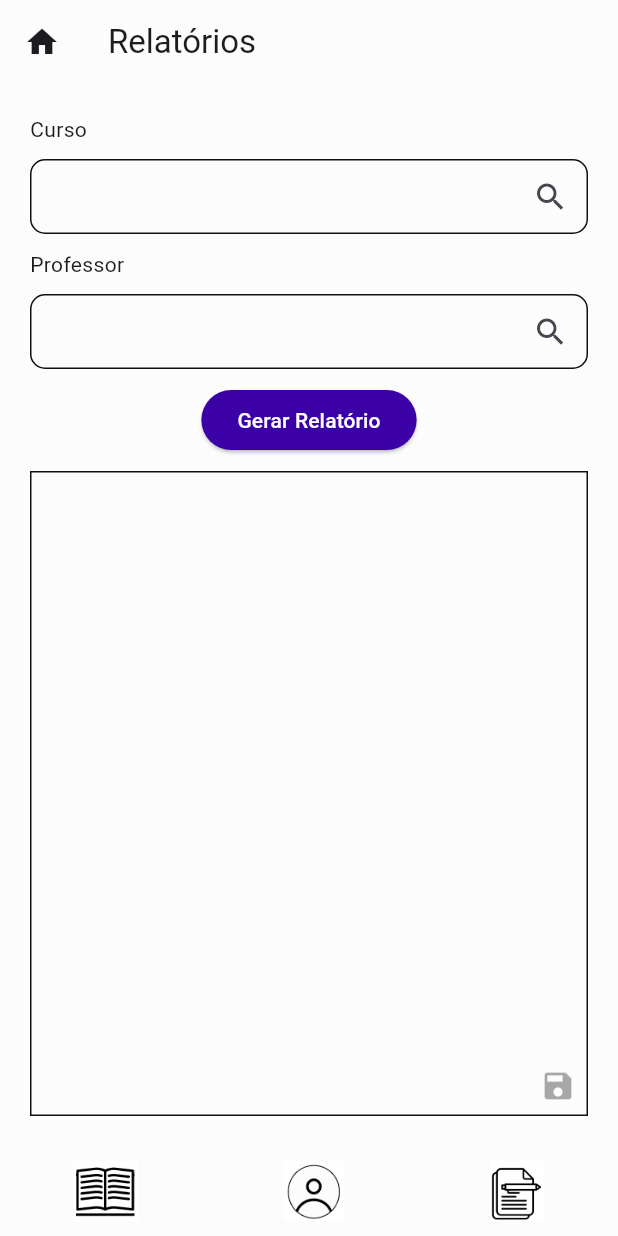
After one commit to robertinws/08_Modulo_D1_PR, a Flutter app: the RelatoriosPage screen opened by its route, on a phone screen of 412 x 824 dp. The commit adds this screen. Run offline on Flutter 3.47's test engine with Material 3 defaults, Android fonts, the phone set to English and light mode, and no system bars.

Commit message:
Tela relatórios design feito

```diff
--- a/lib/app_controller.dart
+++ b/lib/app_controller.dart
@@ -3,6 +3,7 @@ import 'package:modulo_d1_pr/pages/cadastro_curso_page.dart';
 import 'package:modulo_d1_pr/pages/cadastro_professor_page.dart';
 import 'package:modulo_d1_pr/pages/home_page.dart';
 import 'package:modulo_d1_pr/pages/professores_page.dart';
+import 'package:modulo_d1_pr/pages/relatorios_page.dart';
 
 class AppController extends StatelessWidget {
   const AppController({super.key});
@@ -17,6 +18,7 @@ class AppController extends StatelessWidget {
         '/cadastroCurso': (context) => CadastroCursoPage(),
         '/professores': (context) => ProfessoresPage(),
         '/cadastroProfessor': (context) => CadastroProfessorPage(),
+        '/relatorios': (context) => RelatoriosPage(),
       },
     );
   }
--- a/lib/pages/home_page.dart
+++ b/lib/pages/home_page.dart
@@ -350,7 +350,11 @@ class _HomePageState extends State<HomePage> {
                 ),
               ),
               InkWell(
-                onTap: () {},
+                onTap: () {
+                  Navigator.of(
+                    context,
+                  ).pushReplacementNamed('/relatorios');
+                },
                 child: Image.asset(
                   height: 40,
                   'assets/images/relatorios.png',
--- a/lib/pages/professores_page.dart
+++ b/lib/pages/professores_page.dart
@@ -155,7 +155,11 @@ class _ProfessoresPageState extends State<ProfessoresPage> {
                 fit: BoxFit.cover,
               ),
               InkWell(
-                onTap: () {},
+                onTap: () {
+                  Navigator.of(
+                    context,
+                  ).pushReplacementNamed('/relatorios');
+                },
                 child: Image.asset(
                   height: 40,
                   'assets/images/relatorios.png',
--- /dev/null
+++ b/lib/pages/relatorios_page.dart
@@ -0,0 +1,149 @@
+import 'package:flutter/material.dart';
+import 'package:modulo_d1_pr/global/colors.dart';
+
+class RelatoriosPage extends StatefulWidget {
+  const RelatoriosPage({super.key});
+
+  @override
+  State<RelatoriosPage> createState() => _RelatoriosPageState();
+}
+
+class _RelatoriosPageState extends State<RelatoriosPage> {
+  @override
+  Widget build(BuildContext context) {
+    return Scaffold(
+      backgroundColor: corClara,
+      appBar: AppBar(
+        backgroundColor: Colors.transparent,
+        elevation: 0,
+        scrolledUnderElevation: 0,
+        leading: IconButton(
+          onPressed: () {
+            Navigator.of(context).pushReplacementNamed('/');
+          },
+          icon: Icon(Icons.home),
+        ),
+        title: Text('Relatórios'),
+      ),
+      body: SafeArea(
+        child: Padding(
+          padding: EdgeInsetsGeometry.all(20),
+          child: Column(
+            spacing: 10,
+            children: [
+              Column(
+                crossAxisAlignment: CrossAxisAlignment.start,
+                spacing: 10,
+                children: [
+                  Text('Curso'),
+                  Container(
+                    decoration: BoxDecoration(
+                      border: Border.all(width: 1, color: corEscuro),
+                      borderRadius: BorderRadius.circular(10),
+                    ),
+                    child: Row(
+                      mainAxisAlignment: MainAxisAlignment.end,
+                      children: [
+                        IconButton(
+                          onPressed: () {},
+                          icon: Icon(Icons.search),
+                        ),
+                      ],
+                    ),
+                  ),
+                ],
+              ),
+              Column(
+                crossAxisAlignment: CrossAxisAlignment.start,
+                spacing: 10,
+                children: [
+                  Text('Professor'),
+                  Container(
+                    decoration: BoxDecoration(
+                      border: Border.all(width: 1, color: corEscuro),
+                      borderRadius: BorderRadius.circular(10),
+                    ),
+                    child: Row(
+                      mainAxisAlignment: MainAxisAlignment.end,
+                      children: [
+                        IconButton(
+                          onPressed: () {},
+                          icon: Icon(Icons.search),
+                        ),
+                      ],
+                    ),
+                  ),
+                ],
+              ),
+              ElevatedButton(
+                onPressed: () {},
+                style: ElevatedButton.styleFrom(
+                  backgroundColor: corRoxoMedio,
+                  foregroundColor: corClara,
+                ),
+                child: Text('Gerar Relatório'),
+              ),
+              Expanded(
+                child: Container(
+                  decoration: BoxDecoration(
+                    color: corClara,
+                    border: Border.all(width: 1, color: corEscuro),
+                  ),
+                ),
+              ),
+            ],
+          ),
+        ),
+      ),
+      floatingActionButton: IconButton(
+        onPressed: null,
+        style: IconButton.styleFrom(
+          backgroundColor: corRoxoMedio,
+          foregroundColor: corClara,
+        ),
+        icon: Icon(Icons.save),
+      ),
+      bottomNavigationBar: SafeArea(
+        child: Padding(
+          padding: EdgeInsetsGeometry.all(10),
+          child: Row(
+            mainAxisAlignment: MainAxisAlignment.spaceAround,
+            spacing: 20,
+            children: [
+              InkWell(
+                onTap: () {
+                  Navigator.of(context).pushReplacementNamed('/');
+                },
+                child: Image.asset(
+                  height: 40,
+                  'assets/images/cursos.png',
+                  fit: BoxFit.cover,
+                ),
+              ),
+              InkWell(
+                onTap: () {
+                  Navigator.of(
+                    context,
+                  ).pushReplacementNamed('/professores');
+                },
+                child: Image.asset(
+                  height: 40,
+                  'assets/images/profs.png',
+                  fit: BoxFit.cover,
+                ),
+              ),
+              InkWell(
+                onTap: () {},
+                child: Image.asset(
+                  height: 40,
+                  'assets/images/relatorios.png',
+                  fit: BoxFit.cover,
+                ),
+              ),
+            ],
+          ),
+        ),
+      ),
+    );
+  }
+}
```
